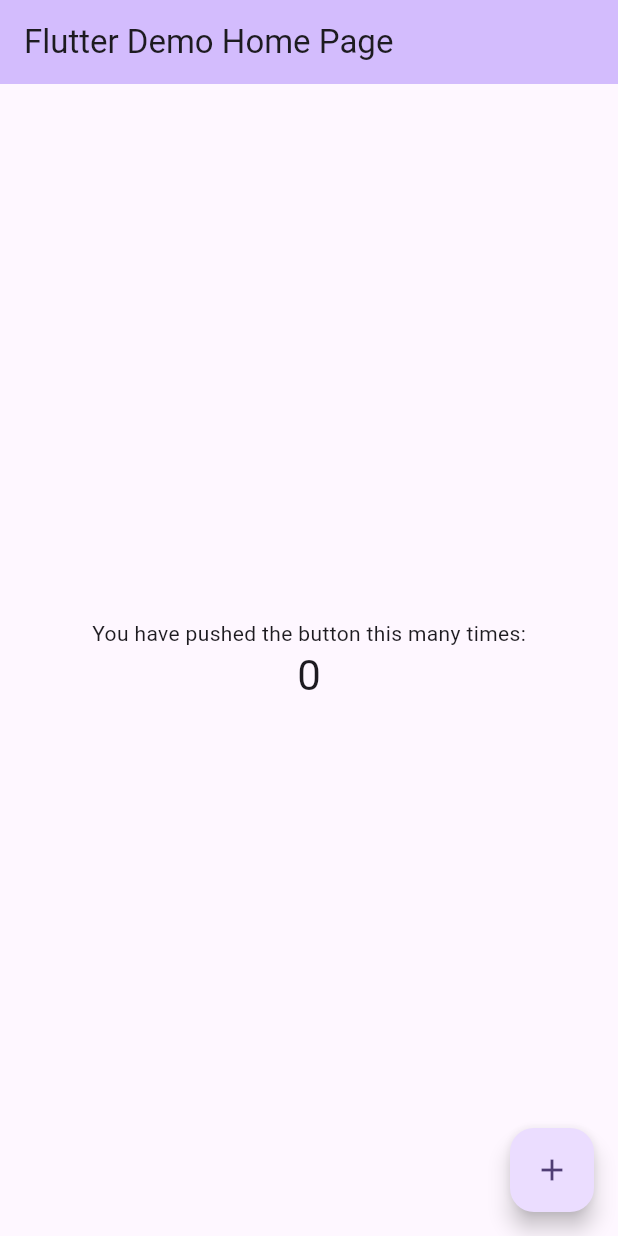
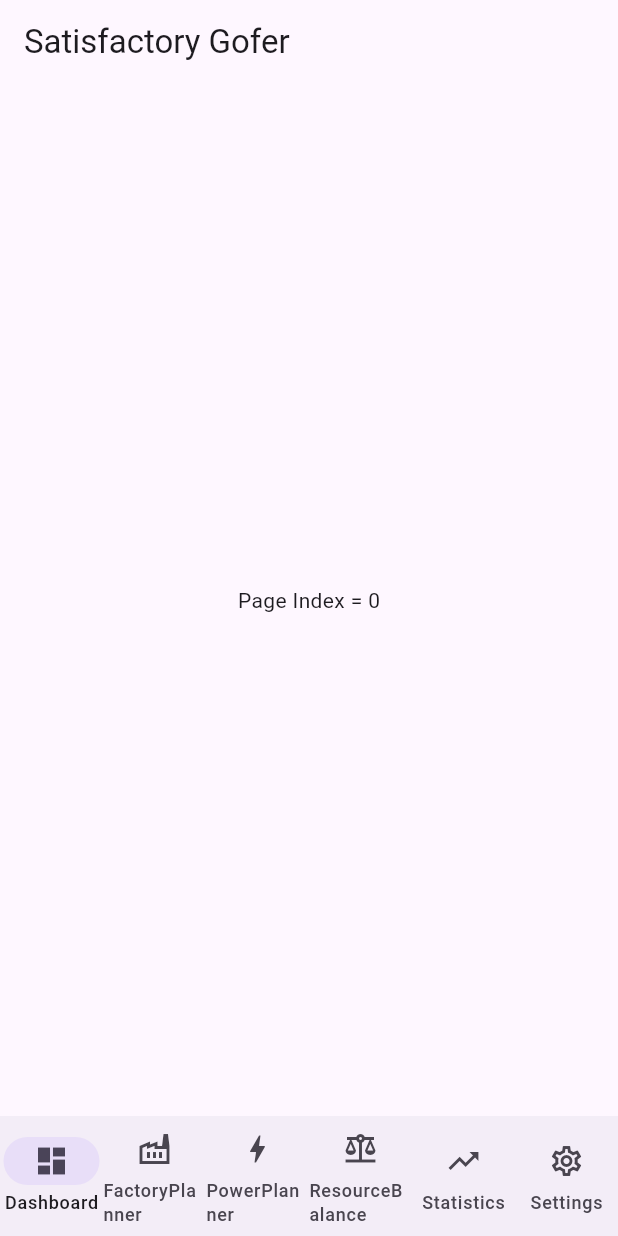
Before and after one commit to JackHaek/Satisfactory-Gofer, a Flutter app: the screen it shows after launch, on a phone screen of 412 x 824 dp. Run offline on Flutter 3.47's test engine with Material 3 defaults, Android fonts, the light colour scheme and no system bars.

Commit message:
get navigation working

```diff
--- a/frontend/lib/main.dart
+++ b/frontend/lib/main.dart
@@ -1,125 +1,24 @@
 import 'package:flutter/material.dart';
+import 'package:frontend/routes/navigation.dart';
 
-void main() {
-  runApp(const MyApp());
-}
+void main() => runApp(const MyApp());
 
 class MyApp extends StatelessWidget {
   const MyApp({super.key});
 
-  // This widget is the root of your application.
   @override
   Widget build(BuildContext context) {
+    const String appTitle = 'Satisfactory Gofer';
     return MaterialApp(
-      title: 'Flutter Demo',
-      theme: ThemeData(
-        // This is the theme of your application.
-        //
-        // TRY THIS: Try running your application with "flutter run". You'll see
-        // the application has a purple toolbar. Then, without quitting the app,
-        // try changing the seedColor in the colorScheme below to Colors.green
-        // and then invoke "hot reload" (save your changes or press the "hot
-        // reload" button in a Flutter-supported IDE, or press "r" if you used
-        // the command line to start the app).
-        //
-        // Notice that the counter didn't reset back to zero; the application
-        // state is not lost during the reload. To reset the state, use hot
-        // restart instead.
-        //
-        // This works for code too, not just values: Most code changes can be
-        // tested with just a hot reload.
-        colorScheme: ColorScheme.fromSeed(seedColor: Colors.deepPurple),
-        useMaterial3: true,
+      title: appTitle,
+      home: Scaffold(
+        appBar: AppBar(
+          title: const Text(appTitle),
+        ),
+        body: const Center(
+          child: NavigationDrawerComponent(),
+        ),
       ),
-      home: const MyHomePage(title: 'Flutter Demo Home Page'),
     );
   }
 }
-
-class MyHomePage extends StatefulWidget {
-  const MyHomePage({super.key, required this.title});
-
-  // This widget is the home page of your application. It is stateful, meaning
-  // that it has a State object (defined below) that contains fields that affect
-  // how it looks.
-
-  // This class is the configuration for the state. It holds the values (in this
-  // case the title) provided by the parent (in this case the App widget) and
-  // used by the build method of the State. Fields in a Widget subclass are
-  // always marked "final".
-
-  final String title;
-
-  @override
-  State<MyHomePage> createState() => _MyHomePageState();
-}
-
-class _MyHomePageState extends State<MyHomePage> {
-  int _counter = 0;
-
-  void _incrementCounter() {
-    setState(() {
-      // This call to setState tells the Flutter framework that something has
-      // changed in this State, which causes it to rerun the build method below
-      // so that the display can reflect the updated values. If we changed
-      // _counter without calling setState(), then the build method would not be
-      // called again, and so nothing would appear to happen.
-      _counter++;
-    });
-  }
-
-  @override
-  Widget build(BuildContext context) {
-    // This method is rerun every time setState is called, for instance as done
-    // by the _incrementCounter method above.
-    //
-    // The Flutter framework has been optimized to make rerunning build methods
-    // fast, so that you can just rebuild anything that needs updating rather
-    // than having to individually change instances of widgets.
-    return Scaffold(
-      appBar: AppBar(
-        // TRY THIS: Try changing the color here to a specific color (to
-        // Colors.amber, perhaps?) and trigger a hot reload to see the AppBar
-        // change color while the other colors stay the same.
-        backgroundColor: Theme.of(context).colorScheme.inversePrimary,
-        // Here we take the value from the MyHomePage object that was created by
-        // the App.build method, and use it to set our appbar title.
-        title: Text(widget.title),
-      ),
-      body: Center(
-        // Center is a layout widget. It takes a single child and positions it
-        // in the middle of the parent.
-        child: Column(
-          // Column is also a layout widget. It takes a list of children and
-          // arranges them vertically. By default, it sizes itself to fit its
-          // children horizontally, and tries to be as tall as its parent.
-          //
-          // Column has various properties to control how it sizes itself and
-          // how it positions its children. Here we use mainAxisAlignment to
-          // center the children vertically; the main axis here is the vertical
-          // axis because Columns are vertical (the cross axis would be
-          // horizontal).
-          //
-          // TRY THIS: Invoke "debug painting" (choose the "Toggle Debug Paint"
-          // action in the IDE, or press "p" in the console), to see the
-          // wireframe for each widget.
-          mainAxisAlignment: MainAxisAlignment.center,
-          children: <Widget>[
-            const Text(
-              'You have pushed the button this many times:',
-            ),
-            Text(
-              '$_counter',
-              style: Theme.of(context).textTheme.headlineMedium,
-            ),
-          ],
-        ),
-      ),
-      floatingActionButton: FloatingActionButton(
-        onPressed: _incrementCounter,
-        tooltip: 'Increment',
-        child: const Icon(Icons.add),
-      ), // This trailing comma makes auto-formatting nicer for build methods.
-    );
-  }
-}
--- /dev/null
+++ b/frontend/lib/routes/navigation.dart
@@ -0,0 +1,180 @@
+import 'package:flutter/material.dart';
+
+class Destination {
+  const Destination(this.label, this.icon, this.selectedIcon);
+
+  final String label;
+  final Widget icon;
+  final Widget selectedIcon;
+}
+
+const List<Destination> destinations = <Destination>[
+  Destination(
+      'Dashboard', Icon(Icons.dashboard_outlined), Icon(Icons.dashboard)),
+  Destination(
+      'FactoryPlanner', Icon(Icons.factory_outlined), Icon(Icons.factory)),
+  Destination(
+      'PowerPlanner', Icon(Icons.bolt_outlined), Icon(Icons.bolt)),
+  Destination(
+      "ResourceBalance", Icon(Icons.balance_outlined), Icon(Icons.balance)),
+  Destination(
+      "Statistics", Icon(Icons.trending_up_outlined), Icon(Icons.trending_up)),
+  Destination(
+      "Settings", Icon(Icons.settings_outlined), Icon(Icons.settings))
+];
+
+class NavigationDrawerComponent extends StatelessWidget {
+  const NavigationDrawerComponent({super.key});
+
+  @override
+  Widget build(BuildContext context) {
+    return MaterialApp(
+      theme: ThemeData(useMaterial3: true),
+      home: const NavigationDrawerWidget(),
+    );
+  }
+}
+
+class NavigationDrawerWidget extends StatefulWidget {
+  const NavigationDrawerWidget({super.key});
+
+  @override
+  State<NavigationDrawerWidget> createState() =>
+      _NavigationDrawerWidgetState();
+}
+
+class _NavigationDrawerWidgetState extends State<NavigationDrawerWidget> {
+  final GlobalKey<ScaffoldState> scaffoldKey = GlobalKey<ScaffoldState>();
+
+  int screenIndex = 0;
+  late bool showNavigationDrawer;
+
+  void handleScreenChanged(int selectedScreen) {
+    setState(() {
+      screenIndex = selectedScreen;
+    });
+  }
+
+  void openDrawer() {
+    scaffoldKey.currentState!.openEndDrawer();
+  }
+
+  Widget buildBottomBarScaffold() {
+    return Scaffold(
+      body: Center(
+        child: Column(
+          mainAxisAlignment: MainAxisAlignment.spaceEvenly,
+          children: <Widget>[
+            Text('Page Index = $screenIndex'),
+          ],
+        ),
+      ),
+      bottomNavigationBar: NavigationBar(
+        selectedIndex: screenIndex,
+        onDestinationSelected: (int index) {
+          setState(() {
+            screenIndex = index;
+          });
+        },
+        destinations: destinations.map(
+              (Destination destination) {
+            return NavigationDestination(
+              label: destination.label,
+              icon: destination.icon,
+              selectedIcon: destination.selectedIcon,
+              tooltip: destination.label,
+            );
+          },
+        ).toList(),
+      ),
+    );
+  }
+
+  Widget buildDrawerScaffold(BuildContext context) {
+    return Scaffold(
+      key: scaffoldKey,
+      body: SafeArea(
+        bottom: false,
+        top: false,
+        child: Row(
+          children: <Widget>[
+            Padding(
+              padding: const EdgeInsets.symmetric(horizontal: 5),
+              child: NavigationRail(
+                minWidth: 50,
+                destinations: destinations.map(
+                      (Destination destination) {
+                    return NavigationRailDestination(
+                      label: Text(destination.label),
+                      icon: destination.icon,
+                      selectedIcon: destination.selectedIcon,
+                    );
+                  },
+                ).toList(),
+                selectedIndex: screenIndex,
+                useIndicator: true,
+                onDestinationSelected: (int index) {
+                  setState(() {
+                    screenIndex = index;
+                  });
+                },
+              ),
+            ),
+            const VerticalDivider(thickness: 1, width: 1),
+            Expanded(
+              child: Column(
+                mainAxisAlignment: MainAxisAlignment.spaceEvenly,
+                children: <Widget>[
+                  Text('Page Index = $screenIndex'),
+                  ElevatedButton(
+                    onPressed: openDrawer,
+                    child: const Text('Open Drawer'),
+                  ),
+                ],
+              ),
+            ),
+          ],
+        ),
+      ),
+      endDrawer: NavigationDrawer(
+        onDestinationSelected: handleScreenChanged,
+        selectedIndex: screenIndex,
+        children: <Widget>[
+          Padding(
+            padding: const EdgeInsets.fromLTRB(28, 16, 16, 10),
+            child: Text(
+              'Header',
+              style: Theme.of(context).textTheme.titleSmall,
+            ),
+          ),
+          ...destinations.map(
+                (Destination destination) {
+              return NavigationDrawerDestination(
+                label: Text(destination.label),
+                icon: destination.icon,
+                selectedIcon: destination.selectedIcon,
+              );
+            },
+          ),
+          const Padding(
+            padding: EdgeInsets.fromLTRB(28, 16, 28, 10),
+            child: Divider(),
+          ),
+        ],
+      ),
+    );
+  }
+
+  @override
+  void didChangeDependencies() {
+    super.didChangeDependencies();
+    showNavigationDrawer = MediaQuery.of(context).size.width >= 450;
+  }
+
+  @override
+  Widget build(BuildContext context) {
+    return showNavigationDrawer
+        ? buildDrawerScaffold(context)
+        : buildBottomBarScaffold();
+  }
+}
--- /dev/null
+++ b/frontend/lib/routes/splash_screen.dart
@@ -0,0 +1 @@
+import 'package:flutter/material.dart';
```
Also changed, not shown: frontend/lib/routes/dashboard.dart (added), frontend/lib/routes/factory_planner.dart (added), frontend/lib/routes/power_planner.dart (added), frontend/lib/routes/resource_balance.dart (added), frontend/lib/routes/settings.dart (added), frontend/lib/routes/statistics.dart (added).
